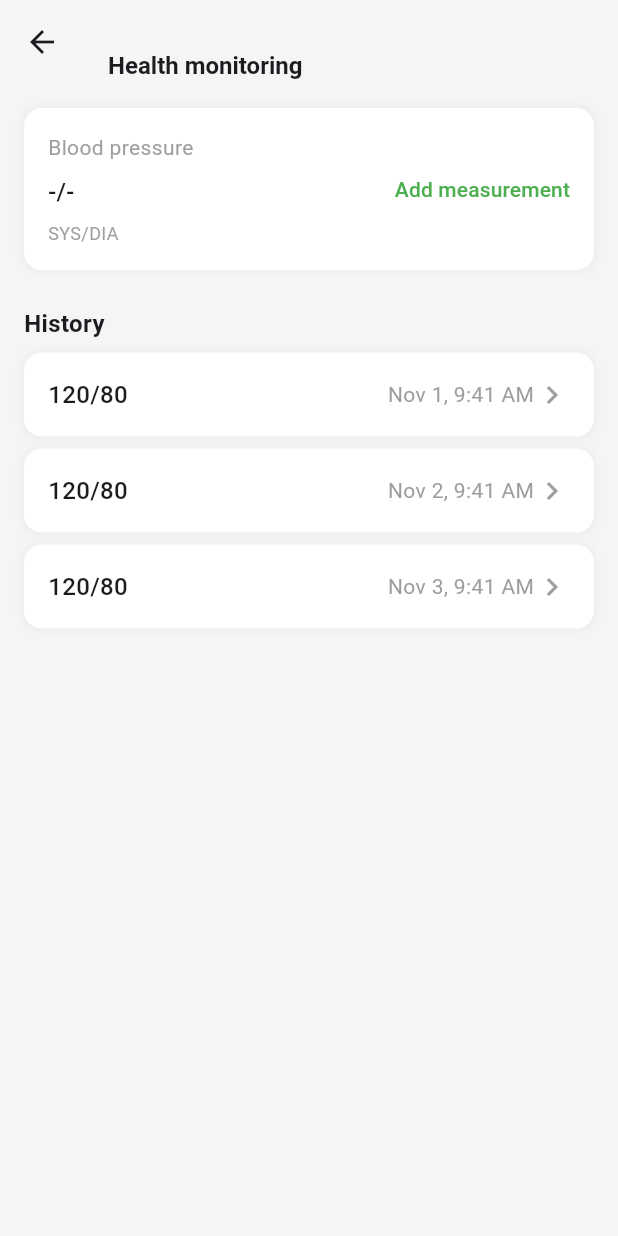
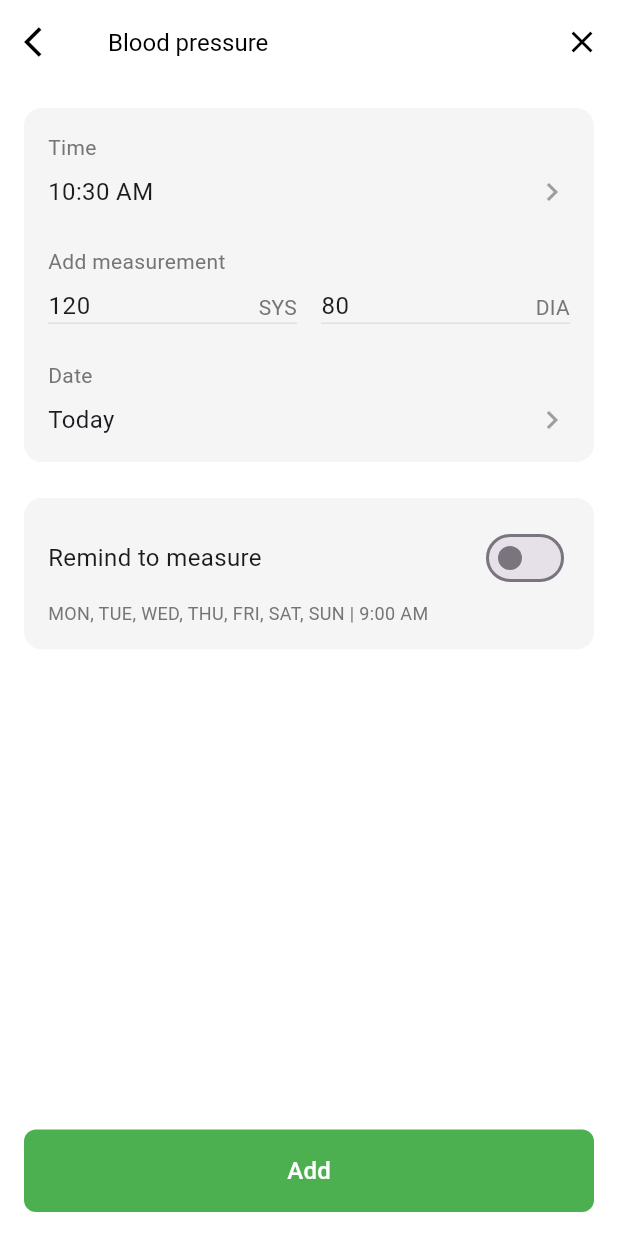
Before and after one commit to athos777x/hyp, a Flutter app: the HealthPage screen opened directly, after a tap on "Add measurement", on a phone screen of 412 x 824 dp. Run offline on Flutter 3.47's test engine with Material 3 defaults, Android fonts, the phone set to English and light mode, and no system bars; our stand-ins replace cloud_firestore, firebase_auth, firebase_core, flutter_local_notifications, flutter_map, google_nav_bar and 3 more; accounts and stored records are empty.

Commit message:
Integrate navigation to AddMeasurementScreen in HealthPage. Added an import statement and implemented a button that navigates to the AddMeasurementScreen, enhancing user interaction and functionality within the health management flow.

```diff
--- a/lib/healthpage.dart
+++ b/lib/healthpage.dart
@@ -1,4 +1,5 @@
 import 'package:flutter/material.dart';
+import 'screens/add_measurement_screen.dart';
 
 class HealthPage extends StatefulWidget {
   @override
@@ -76,7 +77,13 @@ class _HealthPageState extends State<HealthPage> {
                         ],
                       ),
                       TextButton(
-                        onPressed: () {},
+                        onPressed: () {
+                          Navigator.push(
+                            context,
+                            MaterialPageRoute(
+                                builder: (context) => AddMeasurementScreen()),
+                          );
+                        },
                         style: TextButton.styleFrom(
                           padding: EdgeInsets.zero,
                           minimumSize: Size.zero,
--- /dev/null
+++ b/lib/screens/add_measurement_screen.dart
@@ -0,0 +1,278 @@
+import 'package:flutter/material.dart';
+import 'package:flutter/cupertino.dart';
+
+class AddMeasurementScreen extends StatefulWidget {
+  @override
+  _AddMeasurementScreenState createState() => _AddMeasurementScreenState();
+}
+
+class _AddMeasurementScreenState extends State<AddMeasurementScreen> {
+  TimeOfDay selectedTime = TimeOfDay.now();
+  DateTime selectedDate = DateTime.now();
+  bool remindToMeasure = false;
+  TextEditingController sysController = TextEditingController(text: '120');
+  TextEditingController diaController = TextEditingController(text: '80');
+
+  @override
+  Widget build(BuildContext context) {
+    return Scaffold(
+      backgroundColor: Colors.white,
+      appBar: AppBar(
+        leading: IconButton(
+          icon: Icon(Icons.arrow_back_ios, color: Colors.black),
+          onPressed: () => Navigator.pop(context),
+        ),
+        title: Text(
+          'Blood pressure',
+          style: TextStyle(color: Colors.black, fontSize: 16),
+        ),
+        actions: [
+          IconButton(
+            icon: Icon(Icons.close, color: Colors.black),
+            onPressed: () => Navigator.pop(context),
+          ),
+        ],
+        backgroundColor: Colors.white,
+        elevation: 0,
+      ),
+      body: Column(
+        children: [
+          Expanded(
+            child: SingleChildScrollView(
+              child: Padding(
+                padding: const EdgeInsets.all(16.0),
+                child: Column(
+                  crossAxisAlignment: CrossAxisAlignment.start,
+                  children: [
+                    Container(
+                      padding: EdgeInsets.all(16),
+                      decoration: BoxDecoration(
+                        color: Color(0xFFF5F5F5),
+                        borderRadius: BorderRadius.circular(12),
+                      ),
+                      child: Column(
+                        children: [
+                          _buildTimeSelector(),
+                          SizedBox(height: 24),
+                          _buildMeasurementInputs(),
+                          SizedBox(height: 24),
+                          _buildDateSelector(),
+                        ],
+                      ),
+                    ),
+                    SizedBox(height: 24),
+                    Container(
+                      padding: EdgeInsets.all(16),
+                      decoration: BoxDecoration(
+                        color: Color(0xFFF5F5F5),
+                        borderRadius: BorderRadius.circular(12),
+                      ),
+                      child: _buildReminder(),
+                    ),
+                  ],
+                ),
+              ),
+            ),
+          ),
+          Padding(
+            padding: EdgeInsets.all(16),
+            child: _buildAddButton(),
+          ),
+        ],
+      ),
+    );
+  }
+
+  Widget _buildTimeSelector() {
+    return Column(
+      crossAxisAlignment: CrossAxisAlignment.start,
+      children: [
+        Text(
+          'Time',
+          style: TextStyle(fontSize: 14, color: Colors.grey[600]),
+        ),
+        SizedBox(height: 8),
+        InkWell(
+          onTap: () async {
+            final TimeOfDay? time = await showTimePicker(
+              context: context,
+              initialTime: selectedTime,
+            );
+            if (time != null) {
+              setState(() => selectedTime = time);
+            }
+          },
+          child: Container(
+            width: double.infinity,
+            child: Row(
+              mainAxisAlignment: MainAxisAlignment.spaceBetween,
+              children: [
+                Text(
+                  selectedTime.format(context),
+                  style: TextStyle(fontSize: 16),
+                ),
+                Icon(Icons.chevron_right, color: Colors.grey),
+              ],
+            ),
+          ),
+        ),
+      ],
+    );
+  }
+
+  Widget _buildMeasurementInputs() {
+    return Column(
+      crossAxisAlignment: CrossAxisAlignment.start,
+      children: [
+        Text(
+          'Add measurement',
+          style: TextStyle(fontSize: 14, color: Colors.grey[600]),
+        ),
+        SizedBox(height: 8),
+        Row(
+          children: [
+            Expanded(
+              child: TextField(
+                controller: sysController,
+                keyboardType: TextInputType.number,
+                style: TextStyle(fontSize: 16),
+                decoration: InputDecoration(
+                  contentPadding: EdgeInsets.zero,
+                  isDense: true,
+                  border: UnderlineInputBorder(
+                    borderSide: BorderSide(color: Colors.grey[300]!),
+                  ),
+                  enabledBorder: UnderlineInputBorder(
+                    borderSide: BorderSide(color: Colors.grey[300]!),
+                  ),
+                  suffixText: 'SYS',
+                  suffixStyle: TextStyle(
+                    color: Colors.grey[600],
+                    fontSize: 14,
+                  ),
+                ),
+              ),
+            ),
+            SizedBox(width: 16),
+            Expanded(
+              child: TextField(
+                controller: diaController,
+                keyboardType: TextInputType.number,
+                style: TextStyle(fontSize: 16),
+                decoration: InputDecoration(
+                  contentPadding: EdgeInsets.zero,
+                  isDense: true,
+                  border: UnderlineInputBorder(
+                    borderSide: BorderSide(color: Colors.grey[300]!),
+                  ),
+                  enabledBorder: UnderlineInputBorder(
+                    borderSide: BorderSide(color: Colors.grey[300]!),
+                  ),
+                  suffixText: 'DIA',
+                  suffixStyle: TextStyle(
+                    color: Colors.grey[600],
+                    fontSize: 14,
+                  ),
+                ),
+              ),
+            ),
+          ],
+        ),
+      ],
+    );
+  }
+
+  Widget _buildDateSelector() {
+    return Column(
+      crossAxisAlignment: CrossAxisAlignment.start,
+      children: [
+        Text(
+          'Date',
+          style: TextStyle(fontSize: 14, color: Colors.grey[600]),
+        ),
+        SizedBox(height: 8),
+        InkWell(
+          onTap: () async {
+            final DateTime? date = await showDatePicker(
+              context: context,
+              initialDate: selectedDate,
+              firstDate: DateTime(2000),
+              lastDate: DateTime(2100),
+            );
+            if (date != null) {
+              setState(() => selectedDate = date);
+            }
+          },
+          child: Container(
+            width: double.infinity,
+            child: Row(
+              mainAxisAlignment: MainAxisAlignment.spaceBetween,
+              children: [
+                Text(
+                  selectedDate == DateTime.now() ? 'Today' : 'Selected Date',
+                  style: TextStyle(fontSize: 16),
+                ),
+                Icon(Icons.chevron_right, color: Colors.grey),
+              ],
+            ),
+          ),
+        ),
+      ],
+    );
+  }
+
+  Widget _buildReminder() {
+    return Column(
+      crossAxisAlignment: CrossAxisAlignment.start,
+      children: [
+        Row(
+          mainAxisAlignment: MainAxisAlignment.spaceBetween,
+          children: [
+            Text(
+              'Remind to measure',
+              style: TextStyle(fontSize: 16),
+            ),
+            Switch.adaptive(
+              value: remindToMeasure,
+              onChanged: (value) => setState(() => remindToMeasure = value),
+              activeColor: Colors.green,
+            ),
+          ],
+        ),
+        SizedBox(height: 4),
+        Text(
+          'MON, TUE, WED, THU, FRI, SAT, SUN | 9:00 AM',
+          style: TextStyle(fontSize: 12, color: Colors.grey[600]),
+        ),
+      ],
+    );
+  }
+
+  Widget _buildAddButton() {
+    return SizedBox(
+      width: double.infinity,
+      child: ElevatedButton(
+        onPressed: () {
+          // TODO: Implement measurement adding logic
+          Navigator.pop(context);
+        },
+        style: ElevatedButton.styleFrom(
+          backgroundColor: Color(0xFF4CAF50),
+          padding: EdgeInsets.symmetric(vertical: 16),
+          shape: RoundedRectangleBorder(
+            borderRadius: BorderRadius.circular(8),
+          ),
+          elevation: 0,
+        ),
+        child: Text(
+          'Add',
+          style: TextStyle(
+            color: Colors.white,
+            fontSize: 16,
+            fontWeight: FontWeight.w500,
+          ),
+        ),
+      ),
+    );
+  }
+}
```
